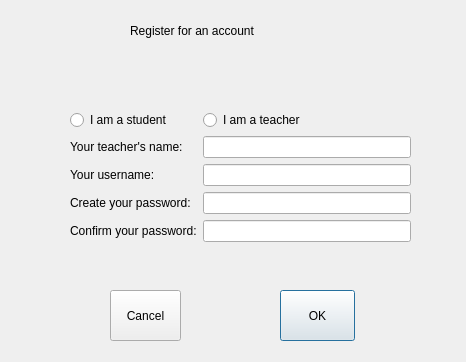
thePeterPan/CS3505-2016, file A7-Parachutes/A7-Parachutes/registrationDialog.ui: the form before one commit.
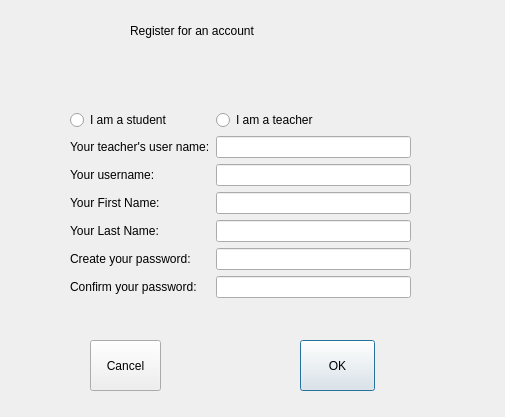
The form after the commit. Icons and pictures are not drawn.

```diff
--- a/A7-Parachutes/A7-Parachutes/registrationDialog.ui
+++ b/A7-Parachutes/A7-Parachutes/registrationDialog.ui
@@ -6,8 +6,8 @@
    <rect>
     <x>0</x>
     <y>0</y>
-    <width>466</width>
-    <height>362</height>
+    <width>505</width>
+    <height>417</height>
    </rect>
   </property>
   <property name="sizePolicy">
@@ -43,8 +43,8 @@
   <widget class="QPushButton" name="OKButton">
    <property name="geometry">
     <rect>
-     <x>280</x>
-     <y>290</y>
+     <x>300</x>
+     <y>340</y>
      <width>75</width>
      <height>51</height>
     </rect>
@@ -59,8 +59,8 @@
   <widget class="QPushButton" name="cancelButton">
    <property name="geometry">
     <rect>
-     <x>110</x>
-     <y>290</y>
+     <x>90</x>
+     <y>340</y>
      <width>71</width>
      <height>51</height>
     </rect>
@@ -105,7 +105,7 @@
      <x>70</x>
      <y>110</y>
      <width>341</width>
-     <height>167</height>
+     <height>207</height>
     </rect>
    </property>
    <layout class="QFormLayout" name="formLayout">
@@ -125,7 +125,7 @@
        <string notr="true">font: 9pt &quot;Fixedsys&quot;;</string>
       </property>
       <property name="text">
-       <string>Your teacher's name:</string>
+       <string>Your teacher's user name:</string>
       </property>
      </widget>
     </item>
@@ -171,7 +171,7 @@
       </property>
      </widget>
     </item>
-    <item row="4" column="0">
+    <item row="6" column="0">
      <widget class="QLabel" name="passwordLabel">
       <property name="styleSheet">
        <string notr="true">font: 9pt &quot;Fixedsys&quot;;</string>
@@ -181,7 +181,7 @@
       </property>
      </widget>
     </item>
-    <item row="4" column="1">
+    <item row="6" column="1">
      <widget class="QLineEdit" name="password">
       <property name="mouseTracking">
        <bool>true</bool>
@@ -197,7 +197,7 @@
       </property>
      </widget>
     </item>
-    <item row="5" column="0">
+    <item row="7" column="0">
      <widget class="QLabel" name="confirmPasswordLabel">
       <property name="styleSheet">
        <string notr="true">font: 9pt &quot;Fixedsys&quot;;</string>
@@ -207,7 +207,7 @@
       </property>
      </widget>
     </item>
-    <item row="5" column="1">
+    <item row="7" column="1">
      <widget class="QLineEdit" name="confirmPassword">
       <property name="mouseTracking">
        <bool>true</bool>
@@ -233,6 +233,26 @@
       </property>
      </widget>
     </item>
+    <item row="4" column="0">
+     <widget class="QLabel" name="label_3">
+      <property name="text">
+       <string>Your First Name:</string>
+      </property>
+     </widget>
+    </item>
+    <item row="4" column="1">
+     <widget class="QLineEdit" name="firstName"/>
+    </item>
+    <item row="5" column="1">
+     <widget class="QLineEdit" name="lastName"/>
+    </item>
+    <item row="5" column="0">
+     <widget class="QLabel" name="label_4">
+      <property name="text">
+       <string>Your Last Name:</string>
+      </property>
+     </widget>
+    </item>
    </layout>
   </widget>
   <widget class="QLabel" name="label">
```
